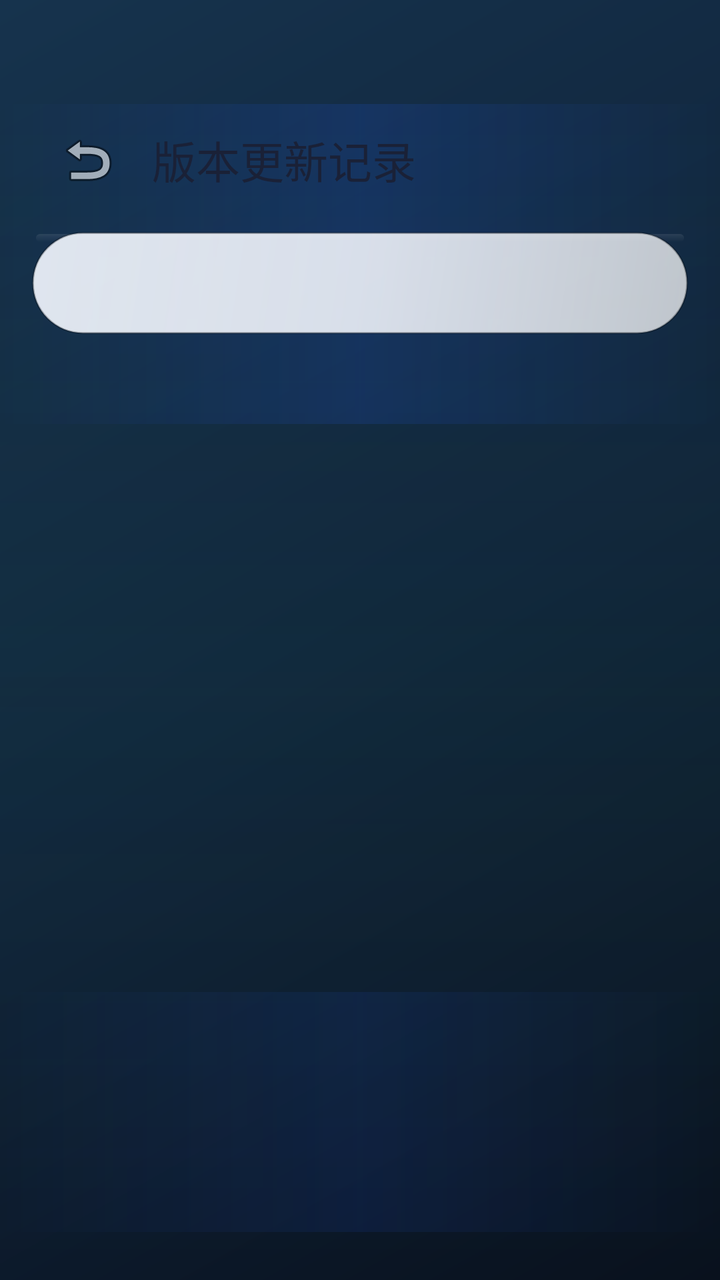
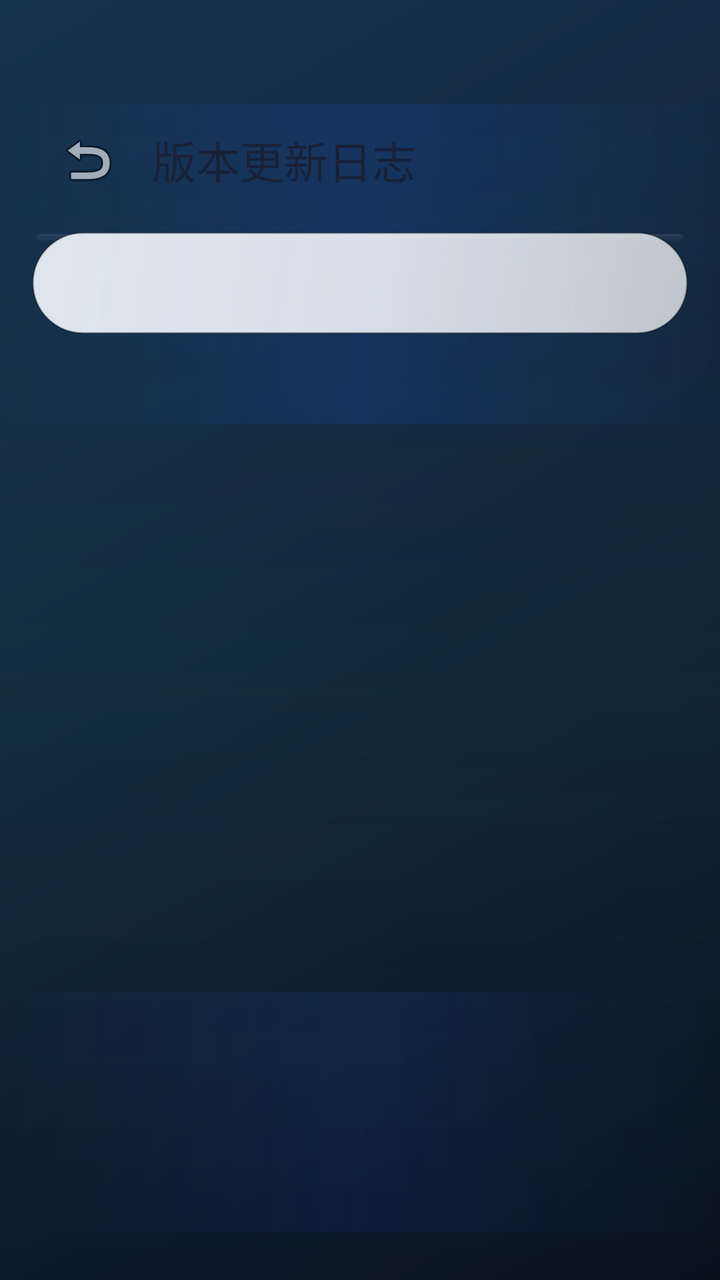

Two renders of the same Android screen: before a commit and after it. Below are the layout's source before the change and the commit's diff.
<!-- AndroidManifest.xml: activity theme Theme.Koukou -->
<!-- res/layout/activity_version_info.xml -->
<?xml version="1.0" encoding="utf-8"?>
<androidx.constraintlayout.widget.ConstraintLayout xmlns:android="http://schemas.android.com/apk/res/android"
    xmlns:app="http://schemas.android.com/apk/res-auto"
    android:layout_width="match_parent"
    android:layout_height="match_parent"
    android:background="@drawable/bg_butterfly_scene">

    <com.example.koukou.widget.CodeRainView
        android:id="@+id/code_rain_view"
        android:layout_width="0dp"
        android:layout_height="0dp"
        android:alpha="0.72"
        android:visibility="gone"
        app:layout_constraintBottom_toBottomOf="parent"
        app:layout_constraintEnd_toEndOf="parent"
        app:layout_constraintStart_toStartOf="parent"
        app:layout_constraintTop_toTopOf="parent" />

    <com.example.koukou.widget.ThemeAtmosphereView
        android:id="@+id/theme_effect_view"
        android:layout_width="0dp"
        android:layout_height="0dp"
        android:alpha="0.84"
        android:visibility="gone"
        app:layout_constraintBottom_toBottomOf="parent"
        app:layout_constraintEnd_toEndOf="parent"
        app:layout_constraintStart_toStartOf="parent"
        app:layout_constraintTop_toTopOf="parent" />

    <com.example.koukou.widget.RaindropFxView
        android:id="@id/raindrop_view"
        android:layout_width="0dp"
        android:layout_height="0dp"
        android:visibility="gone"
        app:layout_constraintBottom_toBottomOf="parent"
        app:layout_constraintEnd_toEndOf="parent"
        app:layout_constraintStart_toStartOf="parent"
        app:layout_constraintTop_toTopOf="parent" />

    <com.google.android.material.appbar.MaterialToolbar
        android:id="@+id/toolbar"
        android:layout_width="0dp"
        android:layout_height="@dimen/app_bar_height"
        android:paddingStart="@dimen/page_horizontal_padding"
        android:paddingEnd="@dimen/page_horizontal_padding"
        app:contentInsetStartWithNavigation="0dp"
        app:layout_constraintEnd_toEndOf="parent"
        app:layout_constraintHorizontal_bias="0.5"
        app:layout_constraintStart_toStartOf="parent"
        app:layout_constraintTop_toTopOf="parent"
        app:layout_constraintWidth_max="@dimen/content_max_width"
        app:navigationIcon="@android:drawable/ic_menu_revert"
        app:title="版本更新记录"
        app:titleTextColor="@color/butterfly_text_primary" />

    <ScrollView
        android:layout_width="0dp"
        android:layout_height="0dp"
        android:layout_marginTop="@dimen/space_sm"
        android:layout_marginBottom="@dimen/space_md"
        app:layout_constraintBottom_toBottomOf="parent"
        app:layout_constraintEnd_toEndOf="parent"
        app:layout_constraintHorizontal_bias="0.5"
        app:layout_constraintStart_toStartOf="parent"
        app:layout_constraintTop_toBottomOf="@id/toolbar"
        app:layout_constraintWidth_max="@dimen/content_max_width">

        <TextView
            android:id="@+id/tv_changelog"
            android:layout_width="match_parent"
            android:layout_height="wrap_content"
            android:layout_marginStart="@dimen/page_horizontal_padding"
            android:layout_marginEnd="@dimen/page_horizontal_padding"
            android:background="@drawable/bg_butterfly_glass_card"
            android:lineSpacingExtra="8dp"
            android:padding="@dimen/card_inner_padding"
            android:textColor="@color/butterfly_text_secondary"
            android:textSize="14sp" />
    </ScrollView>

</androidx.constraintlayout.widget.ConstraintLayout>
<!-- resources referenced by this layout -->
<resources>
  <color name="butterfly_text_primary">#1A2137</color>
  <color name="butterfly_text_secondary">#6E7A99</color>
  <dimen name="app_bar_height">56dp</dimen>
  <dimen name="card_inner_padding">16dp</dimen>
  <dimen name="content_max_width">840dp</dimen>
  <dimen name="page_horizontal_padding">16dp</dimen>
  <dimen name="space_md">16dp</dimen>
  <dimen name="space_sm">8dp</dimen>
  <style name="Theme.Koukou" parent="Base.Theme.Koukou" />
  <style name="Base.Theme.Koukou" parent="Theme.Material3.DayNight.NoActionBar">
          <item name="colorPrimary">@color/md_theme_primary</item>
          <item name="colorOnPrimary">@color/md_theme_onPrimary</item>
          <item name="colorPrimaryContainer">@color/md_theme_primaryContainer</item>
          <item name="colorSecondary">@color/md_theme_secondary</item>
          <item name="colorOnSecondary">@color/md_theme_onSecondary</item>
          <item name="android:colorBackground">@color/md_theme_background</item>
          <item name="colorSurface">@color/md_theme_surface</item>
          <item name="colorOnBackground">@color/md_theme_onBackground</item>
          <item name="colorOnSurface">@color/md_theme_onSurface</item>
          <item name="toolbarStyle">@style/Widget.Koukou.Toolbar</item>
          <item name="materialCardViewStyle">@style/Widget.Koukou.Card</item>
          <item name="materialButtonStyle">@style/Widget.Koukou.Button</item>
          <item name="textInputStyle">@style/Widget.Koukou.TextInputLayout</item>
      </style>
  <color name="md_theme_primary">#00D4FF</color>
  <color name="md_theme_onPrimary">#FFFFFF</color>
  <color name="md_theme_primaryContainer">#EAF4FB</color>
  <color name="md_theme_secondary">#7B2FFF</color>
  <color name="md_theme_onSecondary">#FFFFFF</color>
  <color name="md_theme_background">#F5F7FA</color>
  <color name="md_theme_surface">#FFFFFF</color>
  <color name="md_theme_onBackground">#1A2137</color>
  <color name="md_theme_onSurface">#1A2137</color>
  <style name="Widget.Koukou.Toolbar" parent="Widget.Material3.Toolbar">
          <item name="android:layout_height">@dimen/app_bar_height</item>
          <item name="titleTextColor">@color/butterfly_text_primary</item>
          <item name="subtitleTextColor">@color/butterfly_text_secondary</item>
          <item name="android:background">@android:color/transparent</item>
      </style>
  <style name="Widget.Koukou.Card" parent="Widget.Material3.CardView.Elevated">
          <item name="cardCornerRadius">@dimen/card_radius</item>
          <item name="cardElevation">@dimen/card_elevation</item>
          <item name="strokeColor">@color/card_border</item>
          <item name="strokeWidth">1dp</item>
          <item name="cardBackgroundColor">@color/card_background</item>
      </style>
  <style name="Widget.Koukou.Button" parent="Widget.Material3.Button">
          <item name="cornerRadius">24dp</item>
          <item name="android:minHeight">@dimen/button_primary_height</item>
          <item name="android:textAllCaps">false</item>
      </style>
  <style name="Widget.Koukou.TextInputLayout" parent="Widget.Material3.TextInputLayout.FilledBox">
          <item name="boxCornerRadiusTopStart">@dimen/input_corner_radius</item>
          <item name="boxCornerRadiusTopEnd">@dimen/input_corner_radius</item>
          <item name="boxCornerRadiusBottomStart">@dimen/input_corner_radius</item>
          <item name="boxCornerRadiusBottomEnd">@dimen/input_corner_radius</item>
          <item name="boxStrokeWidthFocused">2dp</item>
      </style>
  <dimen name="card_radius">16dp</dimen>
  <dimen name="card_elevation">4dp</dimen>
  <color name="card_border">#D4DCE8</color>
  <color name="card_background">#FFFFFF</color>
  <dimen name="button_primary_height">48dp</dimen>
  <dimen name="input_corner_radius">12dp</dimen>
  <!-- unchanged entries left out for length: 2 -->
</resources>

<!-- the commit's change to res/layout/activity_version_info.xml (unified diff, before → after) -->
@@ -50,7 +50,7 @@
         app:layout_constraintTop_toTopOf="parent"
         app:layout_constraintWidth_max="@dimen/content_max_width"
         app:navigationIcon="@android:drawable/ic_menu_revert"
-        app:title="版本更新记录"
+        app:title="版本更新日志"
         app:titleTextColor="@color/butterfly_text_primary" />
 
     <ScrollView
